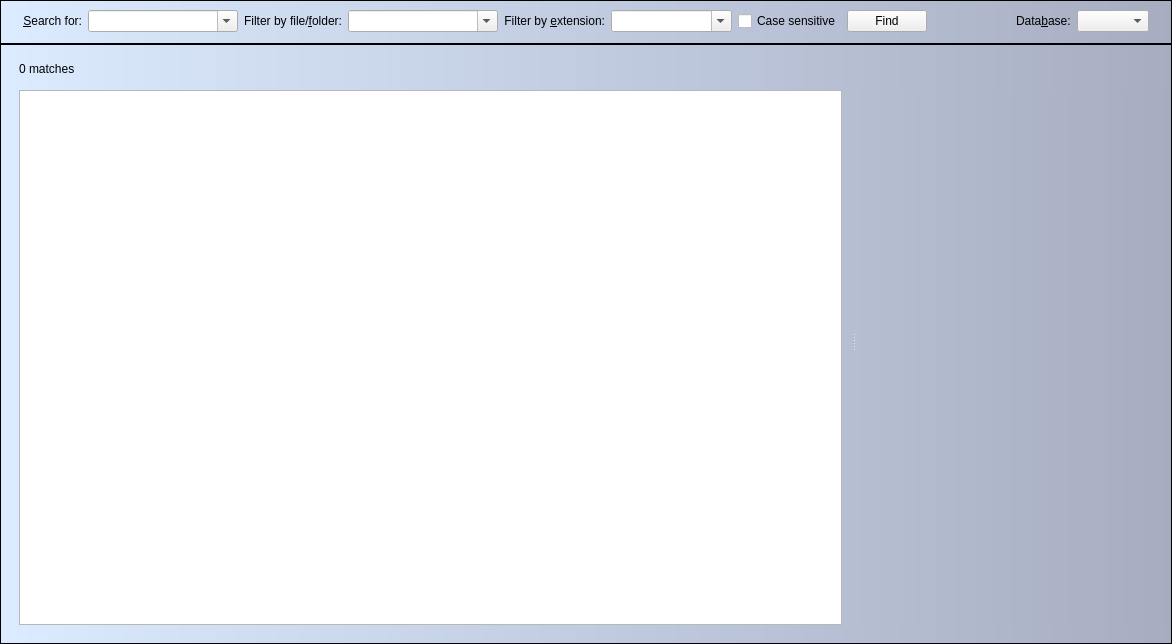
This is SearchPage.ui in otengler/CodeBeagle as Qt 5 draws it before an edit. The edited form follows.
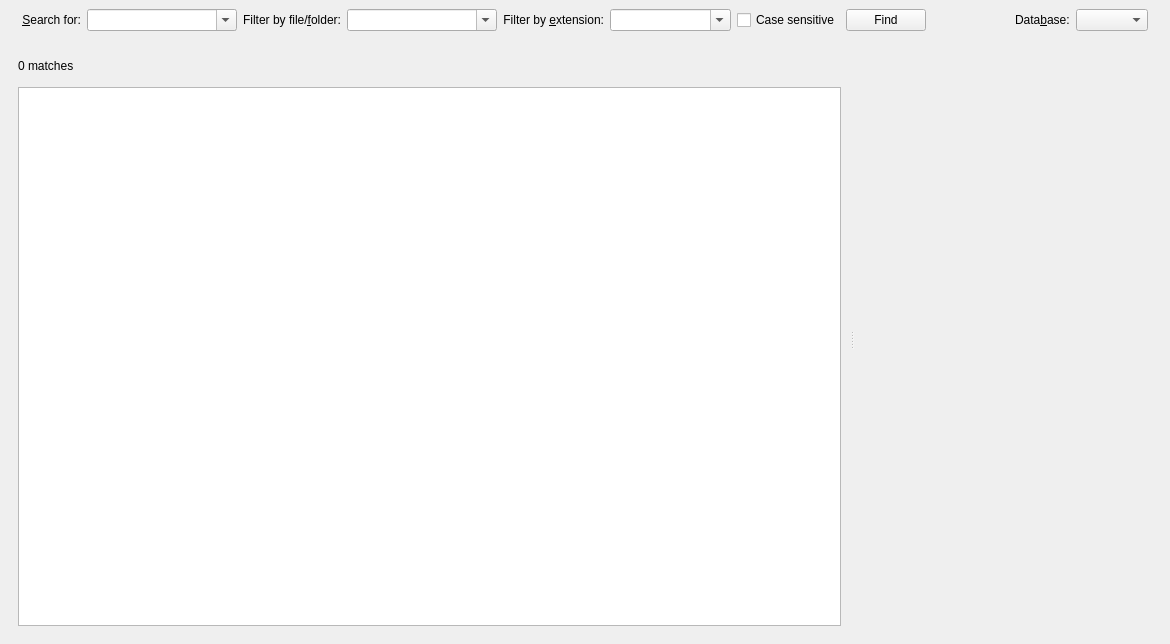
This is the edited form. Icons and pictures are not drawn. Custom widgets are drawn as their Qt base class.

Commit message: Seperated search logic and search page

Diff of the .ui file:
```diff
--- a/SearchPage.ui
+++ b/SearchPage.ui
@@ -6,7 +6,7 @@
    <rect>
     <x>0</x>
     <y>0</y>
-    <width>1172</width>
+    <width>1170</width>
     <height>644</height>
    </rect>
   </property>
@@ -16,13 +16,6 @@
   <property name="windowTitle">
    <string>Form</string>
   </property>
-  <property name="styleSheet">
-   <string notr="true">#frameSearch, #frameResult {
-background: QLinearGradient(x1: 0, y1: 0, x2: 1, y2: 0, stop: 0 rgb(220,235,255), stop: 1 rgb(167,173,193));
-}
-
-</string>
-  </property>
   <layout class="QVBoxLayout" name="verticalLayout">
    <property name="spacing">
     <number>0</number>
@@ -38,205 +31,6 @@
        <verstretch>0</verstretch>
       </sizepolicy>
      </property>
-     <property name="palette">
-      <palette>
-       <active>
-        <colorrole role="Button">
-         <brush brushstyle="LinearGradientPattern">
-          <gradient startx="0.000000000000000" starty="0.000000000000000" endx="1.000000000000000" endy="0.000000000000000" type="LinearGradient" spread="PadSpread" coordinatemode="ObjectBoundingMode">
-           <gradientstop position="0.000000000000000">
-            <color alpha="255">
-             <red>220</red>
-             <green>235</green>
-             <blue>255</blue>
-            </color>
-           </gradientstop>
-           <gradientstop position="1.000000000000000">
-            <color alpha="255">
-             <red>167</red>
-             <green>173</green>
-             <blue>193</blue>
-            </color>
-           </gradientstop>
-          </gradient>
-         </brush>
-        </colorrole>
-        <colorrole role="Base">
-         <brush brushstyle="LinearGradientPattern">
-          <gradient startx="0.000000000000000" starty="0.000000000000000" endx="1.000000000000000" endy="0.000000000000000" type="LinearGradient" spread="PadSpread" coordinatemode="ObjectBoundingMode">
-           <gradientstop position="0.000000000000000">
-            <color alpha="255">
-             <red>220</red>
-             <green>235</green>
-             <blue>255</blue>
-            </color>
-           </gradientstop>
-           <gradientstop position="1.000000000000000">
-            <color alpha="255">
-             <red>167</red>
-             <green>173</green>
-             <blue>193</blue>
-            </color>
-           </gradientstop>
-          </gradient>
-         </brush>
-        </colorrole>
-        <colorrole role="Window">
-         <brush brushstyle="LinearGradientPattern">
-          <gradient startx="0.000000000000000" starty="0.000000000000000" endx="1.000000000000000" endy="0.000000000000000" type="LinearGradient" spread="PadSpread" coordinatemode="ObjectBoundingMode">
-           <gradientstop position="0.000000000000000">
-            <color alpha="255">
-             <red>220</red>
-             <green>235</green>
-             <blue>255</blue>
-            </color>
-           </gradientstop>
-           <gradientstop position="1.000000000000000">
-            <color alpha="255">
-             <red>167</red>
-             <green>173</green>
-             <blue>193</blue>
-            </color>
-           </gradientstop>
-          </gradient>
-         </brush>
-        </colorrole>
-       </active>
-       <inactive>
-        <colorrole role="Button">
-         <brush brushstyle="LinearGradientPattern">
-          <gradient startx="0.000000000000000" starty="0.000000000000000" endx="1.000000000000000" endy="0.000000000000000" type="LinearGradient" spread="PadSpread" coordinatemode="ObjectBoundingMode">
-           <gradientstop position="0.000000000000000">
-            <color alpha="255">
-             <red>220</red>
-             <green>235</green>
-             <blue>255</blue>
-            </color>
-           </gradientstop>
-           <gradientstop position="1.000000000000000">
-            <color alpha="255">
-             <red>167</red>
-             <green>173</green>
-             <blue>193</blue>
-            </color>
-           </gradientstop>
-          </gradient>
-         </brush>
-        </colorrole>
-        <colorrole role="Base">
-         <brush brushstyle="LinearGradientPattern">
-          <gradient startx="0.000000000000000" starty="0.000000000000000" endx="1.000000000000000" endy="0.000000000000000" type="LinearGradient" spread="PadSpread" coordinatemode="ObjectBoundingMode">
-           <gradientstop position="0.000000000000000">
-            <color alpha="255">
-             <red>220</red>
-             <green>235</green>
-             <blue>255</blue>
-            </color>
-           </gradientstop>
-           <gradientstop position="1.000000000000000">
-            <color alpha="255">
-             <red>167</red>
-             <green>173</green>
-             <blue>193</blue>
-            </color>
-           </gradientstop>
-          </gradient>
-         </brush>
-        </colorrole>
-        <colorrole role="Window">
-         <brush brushstyle="LinearGradientPattern">
-          <gradient startx="0.000000000000000" starty="0.000000000000000" endx="1.000000000000000" endy="0.000000000000000" type="LinearGradient" spread="PadSpread" coordinatemode="ObjectBoundingMode">
-           <gradientstop position="0.000000000000000">
-            <color alpha="255">
-             <red>220</red>
-             <green>235</green>
-             <blue>255</blue>
-            </color>
-           </gradientstop>
-           <gradientstop position="1.000000000000000">
-            <color alpha="255">
-             <red>167</red>
-             <green>173</green>
-             <blue>193</blue>
-            </color>
-           </gradientstop>
-          </gradient>
-         </brush>
-        </colorrole>
-       </inactive>
-       <disabled>
-        <colorrole role="Button">
-         <brush brushstyle="LinearGradientPattern">
-          <gradient startx="0.000000000000000" starty="0.000000000000000" endx="1.000000000000000" endy="0.000000000000000" type="LinearGradient" spread="PadSpread" coordinatemode="ObjectBoundingMode">
-           <gradientstop position="0.000000000000000">
-            <color alpha="255">
-             <red>220</red>
-             <green>235</green>
-             <blue>255</blue>
-            </color>
-           </gradientstop>
-           <gradientstop position="1.000000000000000">
-            <color alpha="255">
-             <red>167</red>
-             <green>173</green>
-             <blue>193</blue>
-            </color>
-           </gradientstop>
-          </gradient>
-         </brush>
-        </colorrole>
-        <colorrole role="Base">
-         <brush brushstyle="LinearGradientPattern">
-          <gradient startx="0.000000000000000" starty="0.000000000000000" endx="1.000000000000000" endy="0.000000000000000" type="LinearGradient" spread="PadSpread" coordinatemode="ObjectBoundingMode">
-           <gradientstop position="0.000000000000000">
-            <color alpha="255">
-             <red>220</red>
-             <green>235</green>
-             <blue>255</blue>
-            </color>
-           </gradientstop>
-           <gradientstop position="1.000000000000000">
-            <color alpha="255">
-             <red>167</red>
-             <green>173</green>
-             <blue>193</blue>
-            </color>
-           </gradientstop>
-          </gradient>
-         </brush>
-        </colorrole>
-        <colorrole role="Window">
-         <brush brushstyle="LinearGradientPattern">
-          <gradient startx="0.000000000000000" starty="0.000000000000000" endx="1.000000000000000" endy="0.000000000000000" type="LinearGradient" spread="PadSpread" coordinatemode="ObjectBoundingMode">
-           <gradientstop position="0.000000000000000">
-            <color alpha="255">
-             <red>220</red>
-             <green>235</green>
-             <blue>255</blue>
-            </color>
-           </gradientstop>
-           <gradientstop position="1.000000000000000">
-            <color alpha="255">
-             <red>167</red>
-             <green>173</green>
-             <blue>193</blue>
-            </color>
-           </gradientstop>
-          </gradient>
-         </brush>
-        </colorrole>
-       </disabled>
-      </palette>
-     </property>
-     <property name="autoFillBackground">
-      <bool>false</bool>
-     </property>
-     <property name="frameShape">
-      <enum>QFrame::StyledPanel</enum>
-     </property>
-     <property name="frameShadow">
-      <enum>QFrame::Raised</enum>
-     </property>
      <layout class="QHBoxLayout" name="horizontalLayout">
       <property name="leftMargin">
        <number>22</number>
@@ -469,12 +263,6 @@
        <verstretch>0</verstretch>
       </sizepolicy>
      </property>
-     <property name="frameShape">
-      <enum>QFrame::StyledPanel</enum>
-     </property>
-     <property name="frameShadow">
-      <enum>QFrame::Raised</enum>
-     </property>
      <layout class="QHBoxLayout" name="horizontalLayout_2">
       <property name="topMargin">
        <number>0</number>
```
The commit also changes 11 other files.
